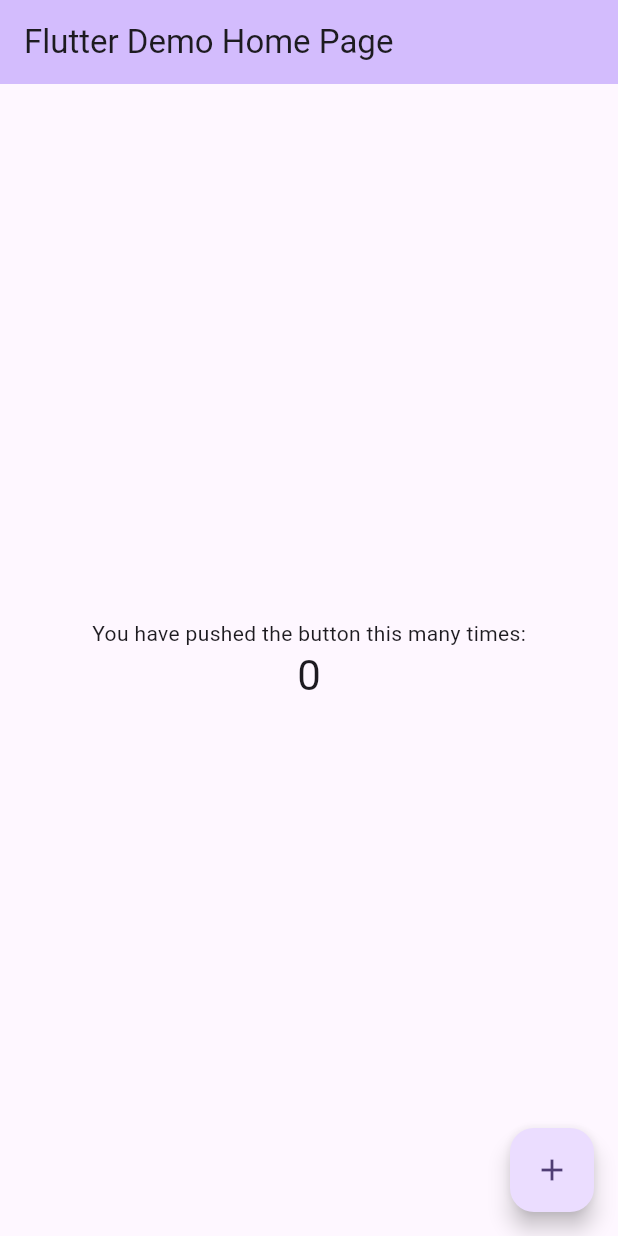
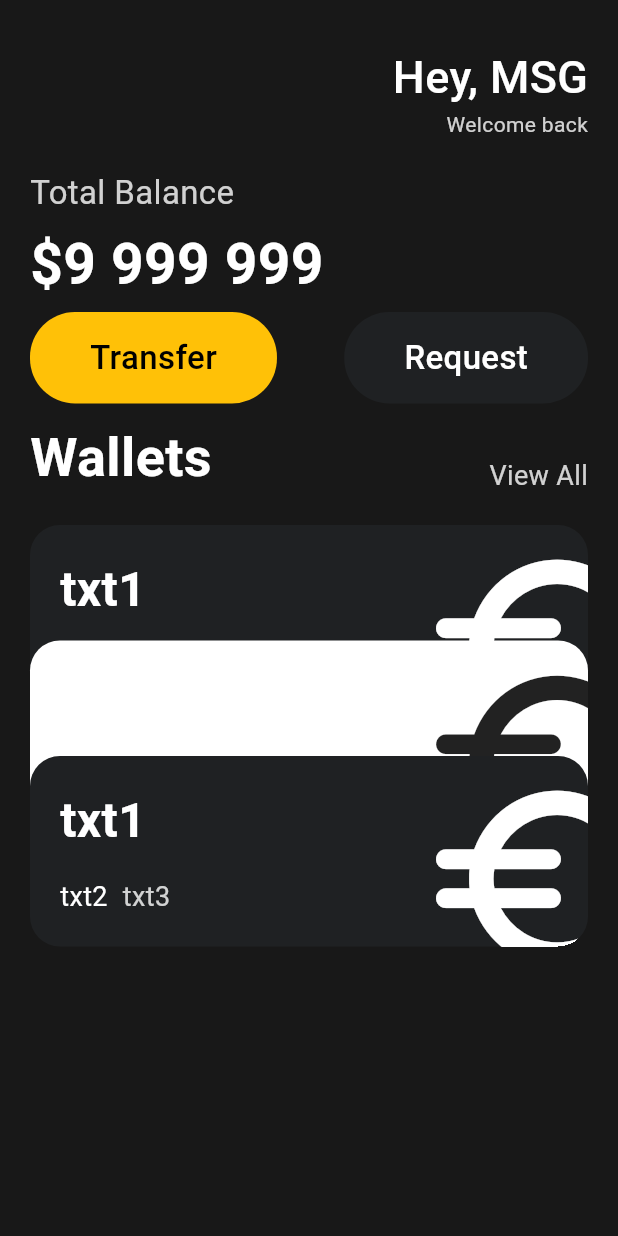
Before and after one commit to munseunggyu/flutter, a Flutter app: the screen it shows after launch, on a phone screen of 412 x 824 dp. Run offline on Flutter 3.47's test engine with Material 3 defaults, Android fonts, the light colour scheme and no system bars.

Commit message:
style 연습

```diff
--- a/style_practice/lib/main.dart
+++ b/style_practice/lib/main.dart
@@ -1,125 +1,155 @@
 import 'package:flutter/material.dart';
+import 'package:style_practice/widgets/button.dart';
+import 'package:style_practice/widgets/card.dart';
 
-void main() {
-  runApp(const MyApp());
-}
+void main() => runApp(const App());
 
-class MyApp extends StatelessWidget {
-  const MyApp({super.key});
+class App extends StatelessWidget {
+  const App({super.key});
 
-  // This widget is the root of your application.
   @override
   Widget build(BuildContext context) {
     return MaterialApp(
-      title: 'Flutter Demo',
-      theme: ThemeData(
-        // This is the theme of your application.
-        //
-        // TRY THIS: Try running your application with "flutter run". You'll see
-        // the application has a purple toolbar. Then, without quitting the app,
-        // try changing the seedColor in the colorScheme below to Colors.green
-        // and then invoke "hot reload" (save your changes or press the "hot
-        // reload" button in a Flutter-supported IDE, or press "r" if you used
-        // the command line to start the app).
-        //
-        // Notice that the counter didn't reset back to zero; the application
-        // state is not lost during the reload. To reset the state, use hot
-        // restart instead.
-        //
-        // This works for code too, not just values: Most code changes can be
-        // tested with just a hot reload.
-        colorScheme: ColorScheme.fromSeed(seedColor: Colors.deepPurple),
-        useMaterial3: true,
+      home: Scaffold(
+        backgroundColor: const Color(0xFF181818),
+        body: SingleChildScrollView(
+          child: Padding(
+            padding: const EdgeInsets.symmetric(horizontal: 20),
+            child: Column(
+              crossAxisAlignment: CrossAxisAlignment.start,
+              children: [
+                const SizedBox(
+                  height: 30,
                 ),
-      home: const MyHomePage(title: 'Flutter Demo Home Page'),
-    );
-  }
-}
-
-class MyHomePage extends StatefulWidget {
-  const MyHomePage({super.key, required this.title});
-
-  // This widget is the home page of your application. It is stateful, meaning
-  // that it has a State object (defined below) that contains fields that affect
-  // how it looks.
-
-  // This class is the configuration for the state. It holds the values (in this
-  // case the title) provided by the parent (in this case the App widget) and
-  // used by the build method of the State. Fields in a Widget subclass are
-  // always marked "final".
-
-  final String title;
-
-  @override
-  State<MyHomePage> createState() => _MyHomePageState();
-}
-
-class _MyHomePageState extends State<MyHomePage> {
-  int _counter = 0;
-
-  void _incrementCounter() {
-    setState(() {
-      // This call to setState tells the Flutter framework that something has
-      // changed in this State, which causes it to rerun the build method below
-      // so that the display can reflect the updated values. If we changed
-      // _counter without calling setState(), then the build method would not be
-      // called again, and so nothing would appear to happen.
-      _counter++;
-    });
-  }
-
-  @override
-  Widget build(BuildContext context) {
-    // This method is rerun every time setState is called, for instance as done
-    // by the _incrementCounter method above.
-    //
-    // The Flutter framework has been optimized to make rerunning build methods
-    // fast, so that you can just rebuild anything that needs updating rather
-    // than having to individually change instances of widgets.
-    return Scaffold(
-      appBar: AppBar(
-        // TRY THIS: Try changing the color here to a specific color (to
-        // Colors.amber, perhaps?) and trigger a hot reload to see the AppBar
-        // change color while the other colors stay the same.
-        backgroundColor: Theme.of(context).colorScheme.inversePrimary,
-        // Here we take the value from the MyHomePage object that was created by
-        // the App.build method, and use it to set our appbar title.
-        title: Text(widget.title),
-      ),
-      body: Center(
-        // Center is a layout widget. It takes a single child and positions it
-        // in the middle of the parent.
-        child: Column(
-          // Column is also a layout widget. It takes a list of children and
-          // arranges them vertically. By default, it sizes itself to fit its
-          // children horizontally, and tries to be as tall as its parent.
-          //
-          // Column has various properties to control how it sizes itself and
-          // how it positions its children. Here we use mainAxisAlignment to
-          // center the children vertically; the main axis here is the vertical
-          // axis because Columns are vertical (the cross axis would be
-          // horizontal).
-          //
-          // TRY THIS: Invoke "debug painting" (choose the "Toggle Debug Paint"
-          // action in the IDE, or press "p" in the console), to see the
-          // wireframe for each widget.
-          mainAxisAlignment: MainAxisAlignment.center,
-          children: <Widget>[
+                Row(
+                  mainAxisAlignment: MainAxisAlignment.end,
+                  children: [
+                    Column(
+                      crossAxisAlignment: CrossAxisAlignment.end,
+                      children: [
                         const Text(
-              'You have pushed the button this many times:',
+                          'Hey, MSG',
+                          style: TextStyle(
+                              color: Colors.white,
+                              fontSize: 30,
+                              fontWeight: FontWeight.w500),
                         ),
                         Text(
-              '$_counter',
-              style: Theme.of(context).textTheme.headlineMedium,
+                          'Welcome back',
+                          style:
+                              TextStyle(color: Colors.white.withOpacity(0.8)),
+                        ),
+                      ],
+                    ),
+                  ],
+                ),
+                const SizedBox(
+                  height: 20,
+                ),
+                Text(
+                  'Total Balance',
+                  style: TextStyle(
+                    color: Colors.white.withOpacity(0.8),
+                    fontSize: 22,
+                  ),
+                ),
+                const SizedBox(
+                  height: 5,
+                ),
+                const Text(
+                  '\$9 999 999',
+                  style: TextStyle(
+                    color: Colors.white,
+                    fontWeight: FontWeight.w600,
+                    fontSize: 38,
+                  ),
+                ),
+                const SizedBox(
+                  height: 5,
+                ),
+                const Row(
+                  mainAxisAlignment: MainAxisAlignment.spaceBetween,
+                  children: [
+                    MyButton(
+                        text: 'Transfer',
+                        bgColor: Colors.amber,
+                        txtColor: Colors.black),
+                    MyButton(
+                        text: 'Request',
+                        bgColor: Color(0xFF1f2123),
+                        txtColor: Colors.white),
+                  ],
+                ),
+                const SizedBox(
+                  height: 10,
+                ),
+                Row(
+                  crossAxisAlignment: CrossAxisAlignment.end,
+                  mainAxisAlignment: MainAxisAlignment.spaceBetween,
+                  children: [
+                    const Text(
+                      'Wallets',
+                      style: TextStyle(
+                          color: Colors.white,
+                          fontSize: 36,
+                          fontWeight: FontWeight.w600),
+                    ),
+                    Text(
+                      'View All',
+                      style: TextStyle(
+                        color: Colors.white.withOpacity(0.8),
+                        fontSize: 18,
+                      ),
+                    )
+                  ],
+                ),
+                const SizedBox(
+                  height: 20,
+                ),
+                const CardComponent(
+                    bgColor: Color(0xFF1f2123),
+                    txtColor: Colors.white,
+                    txt1: 'txt1',
+                    txt2: 'txt2',
+                    txt3: 'txt3',
+                    icon: Icon(
+                      Icons.euro_rounded,
+                      color: Colors.white,
+                      size: 68,
+                    )),
+                Transform.translate(
+                  offset: const Offset(0, -50),
+                  child: const CardComponent(
+                      bgColor: Colors.white,
+                      txtColor: Colors.black,
+                      txt1: 'txt1',
+                      txt2: 'txt2',
+                      txt3: 'txt3',
+                      icon: Icon(
+                        Icons.euro_rounded,
+                        size: 68,
+                      )),
+                ),
+                Transform.translate(
+                  offset: const Offset(0, -100),
+                  child: const CardComponent(
+                    bgColor: Color(0xFF1f2123),
+                    txtColor: Colors.white,
+                    txt1: 'txt1',
+                    txt2: 'txt2',
+                    txt3: 'txt3',
+                    icon: Icon(
+                      Icons.euro_rounded,
+                      color: Colors.white,
+                      size: 68,
+                    ),
+                  ),
                 ),
               ],
             ),
           ),
-      floatingActionButton: FloatingActionButton(
-        onPressed: _incrementCounter,
-        tooltip: 'Increment',
-        child: const Icon(Icons.add),
-      ), // This trailing comma makes auto-formatting nicer for build methods.
+        ),
+      ),
     );
   }
 }
--- /dev/null
+++ b/style_practice/lib/widgets/button.dart
@@ -0,0 +1,29 @@
+import 'package:flutter/material.dart';
+
+class MyButton extends StatelessWidget {
+  final String text;
+  final Color bgColor;
+  final Color txtColor;
+
+  const MyButton(
+      {super.key,
+      required this.text,
+      required this.bgColor,
+      required this.txtColor});
+
+  @override
+  Widget build(BuildContext context) {
+    return Container(
+      decoration: BoxDecoration(
+          color: bgColor, borderRadius: BorderRadius.circular(30)),
+      child: Padding(
+        padding: const EdgeInsets.symmetric(vertical: 15, horizontal: 40),
+        child: Text(
+          text,
+          style: TextStyle(
+              fontSize: 22, fontWeight: FontWeight.w500, color: txtColor),
+        ),
+      ),
+    );
+  }
+}
--- /dev/null
+++ b/style_practice/lib/widgets/card.dart
@@ -0,0 +1,81 @@
+import 'package:flutter/material.dart';
+
+class CardComponent extends StatelessWidget {
+  final Color bgColor;
+  final Color txtColor;
+  final String txt1;
+  final String txt2;
+  final String txt3;
+  final Icon icon;
+
+  const CardComponent({
+    super.key,
+    required this.bgColor,
+    required this.txtColor,
+    required this.txt1,
+    required this.txt2,
+    required this.txt3,
+    required this.icon,
+  });
+
+  @override
+  Widget build(BuildContext context) {
+    return Container(
+      clipBehavior: Clip.hardEdge,
+      decoration: BoxDecoration(
+          color: bgColor,
+          borderRadius: const BorderRadius.all(Radius.circular(20))),
+      child: Padding(
+        padding: const EdgeInsets.symmetric(vertical: 20, horizontal: 20),
+        child: Row(
+          mainAxisAlignment: MainAxisAlignment.spaceBetween,
+          children: [
+            Column(
+              crossAxisAlignment: CrossAxisAlignment.start,
+              children: [
+                Text(
+                  txt1,
+                  style: const TextStyle(
+                    color: Colors.white,
+                    fontSize: 32,
+                    fontWeight: FontWeight.w600,
+                  ),
+                ),
+                const SizedBox(
+                  height: 15,
+                ),
+                Row(
+                  crossAxisAlignment: CrossAxisAlignment.end,
+                  children: [
+                    Text(
+                      txt2,
+                      style: TextStyle(
+                        color: txtColor,
+                        fontSize: 18,
+                      ),
+                    ),
+                    const SizedBox(
+                      width: 10,
+                    ),
+                    Text(
+                      txt3,
+                      style: TextStyle(
+                        color: Colors.white.withOpacity(0.8),
+                        fontSize: 18,
+                      ),
+                    )
+                  ],
+                )
+              ],
+            ),
+            Transform.scale(
+              scale: 2.3,
+              child:
+                  Transform.translate(offset: const Offset(6, 8), child: icon),
+            ),
+          ],
+        ),
+      ),
+    );
+  }
+}
```
Lines whose indentation alone changed are shown as unchanged.
